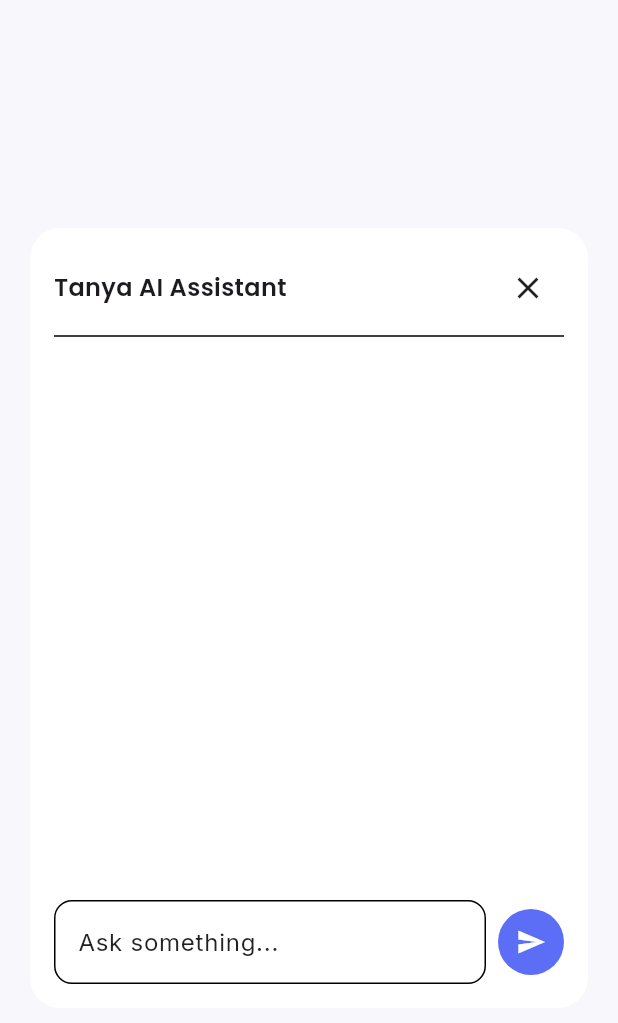
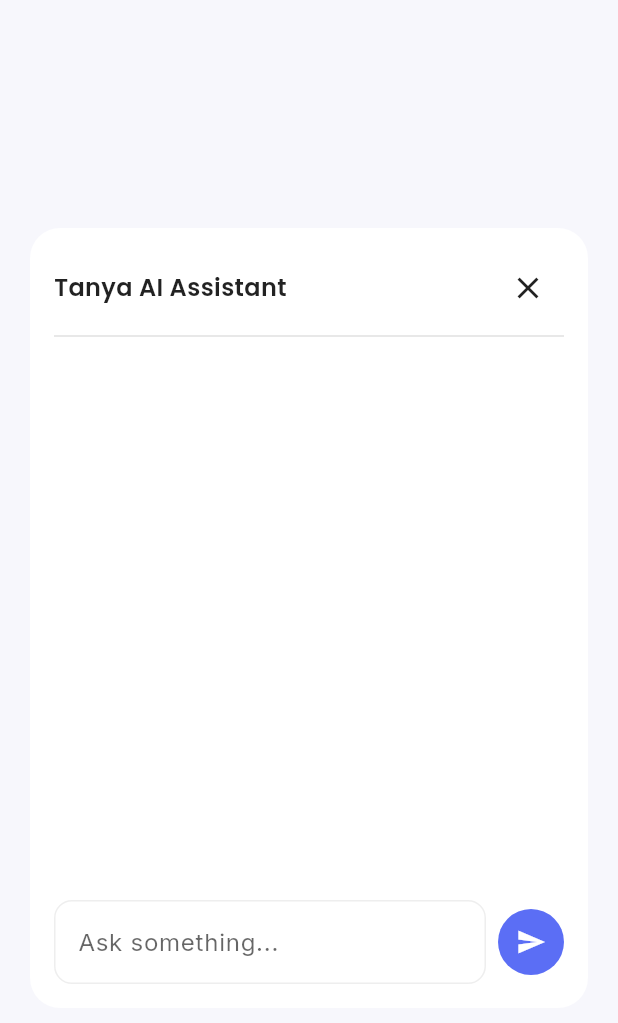
Before and after one commit to TanyaMittal2002/portfolio, a Flutter app: the AiChatWindow widget shown alone on an empty page, opened directly, on a phone screen of 412 x 824 dp. Shown: the top 1023 px of the screen. Run offline on Flutter 3.47's test engine with Material 3 defaults, Android fonts, the phone set to English and light mode, and no system bars; our stand-ins replace google_fonts, supabase_flutter; accounts and stored records are empty.

Commit message:
Refactor AI chatbot UI with theme-aware styling
- Introduce dark mode support by defining dynamic colors for dialog background, dividers, message bubbles, and text based on `Theme.brightness`.
- Update the dialog background to use specific colors for light and dark modes with opacity.
- Style the message list and input field to adapt to the current theme, including user bubbles using the primary color scheme.
- enhance `TextField` decoration with filled backgrounds, styled borders, and theme-consistent text colors.

```diff
--- a/lib/ai_chatbot/ai_chatbot.dart
+++ b/lib/ai_chatbot/ai_chatbot.dart
@@ -108,9 +108,24 @@ class _AiChatWindowState extends State<AiChatWindow> {
 
   @override
   Widget build(BuildContext context) {
+    final theme = Theme.of(context);
+    final isDark = theme.brightness == Brightness.dark;
+    final primary = theme.colorScheme.primary;
+    final dialogColor =
+        isDark ? const Color(0xFF14141B).withOpacity(0.95) : Colors.white.withOpacity(0.95);
+    final dividerColor =
+        isDark ? Colors.white.withOpacity(0.08) : Colors.grey.shade300;
+    final botBubbleColor =
+        isDark ? Colors.white.withOpacity(0.08) : Colors.grey.shade300;
+    final botTextColor = isDark ? Colors.white : Colors.black87;
+    final inputFillColor =
+        isDark ? Colors.white.withOpacity(0.04) : Colors.white;
+    final inputBorderColor =
+        isDark ? Colors.white.withOpacity(0.12) : Colors.grey.shade200;
+
     return Dialog(
       insetPadding: const EdgeInsets.all(20),
-      backgroundColor: Colors.white.withAlpha((0.95 * 255).toInt()),
+      backgroundColor: dialogColor,
       shape: RoundedRectangleBorder(borderRadius: BorderRadius.circular(20)),
       child: Container(
         width: 380,
@@ -127,6 +142,7 @@ class _AiChatWindowState extends State<AiChatWindow> {
                   style: GoogleFonts.poppins(
                     fontSize: 16,
                     fontWeight: FontWeight.w600,
+                    color: theme.colorScheme.onSurface,
                   ),
                 ),
                 IconButton(
@@ -135,7 +151,7 @@ class _AiChatWindowState extends State<AiChatWindow> {
                 )
               ],
             ),
-            const Divider(),
+            Divider(color: dividerColor),
 
             // Messages
             Expanded(
@@ -148,21 +164,23 @@ class _AiChatWindowState extends State<AiChatWindow> {
 
                   return Align(
                     alignment:
-                    isUser ? Alignment.centerRight : Alignment.centerLeft,
+                        isUser ? Alignment.centerRight : Alignment.centerLeft,
                     child: Container(
                       margin: const EdgeInsets.symmetric(vertical: 4),
-                      padding:
-                      const EdgeInsets.symmetric(vertical: 8, horizontal: 14),
+                      padding: const EdgeInsets.symmetric(
+                        vertical: 8,
+                        horizontal: 14,
+                      ),
                       decoration: BoxDecoration(
                         color: isUser
-                            ? const Color(0xFF5B6EF5)
-                            : Colors.grey.shade300,
+                            ? primary
+                            : botBubbleColor,
                         borderRadius: BorderRadius.circular(14),
                       ),
                       child: Text(
                         msg["text"]!,
                         style: TextStyle(
-                          color: isUser ? Colors.white : Colors.black87,
+                          color: isUser ? Colors.white : botTextColor,
                           fontSize: 14,
                         ),
                       ),
@@ -180,10 +198,26 @@ class _AiChatWindowState extends State<AiChatWindow> {
                 Expanded(
                   child: TextField(
                     controller: _controller,
+                    style: TextStyle(color: theme.colorScheme.onSurface),
+                    cursorColor: primary,
                     decoration: InputDecoration(
                       hintText: "Ask something...",
+                      hintStyle: TextStyle(
+                        color: theme.colorScheme.onSurface.withOpacity(0.6),
+                      ),
+                      filled: true,
+                      fillColor: inputFillColor,
                       border: OutlineInputBorder(
                         borderRadius: BorderRadius.circular(12),
+                        borderSide: BorderSide(color: inputBorderColor),
+                      ),
+                      enabledBorder: OutlineInputBorder(
+                        borderRadius: BorderRadius.circular(12),
+                        borderSide: BorderSide(color: inputBorderColor),
+                      ),
+                      focusedBorder: OutlineInputBorder(
+                        borderRadius: BorderRadius.circular(12),
+                        borderSide: BorderSide(color: primary),
                       ),
                     ),
                     onSubmitted: sendMessage,
```
